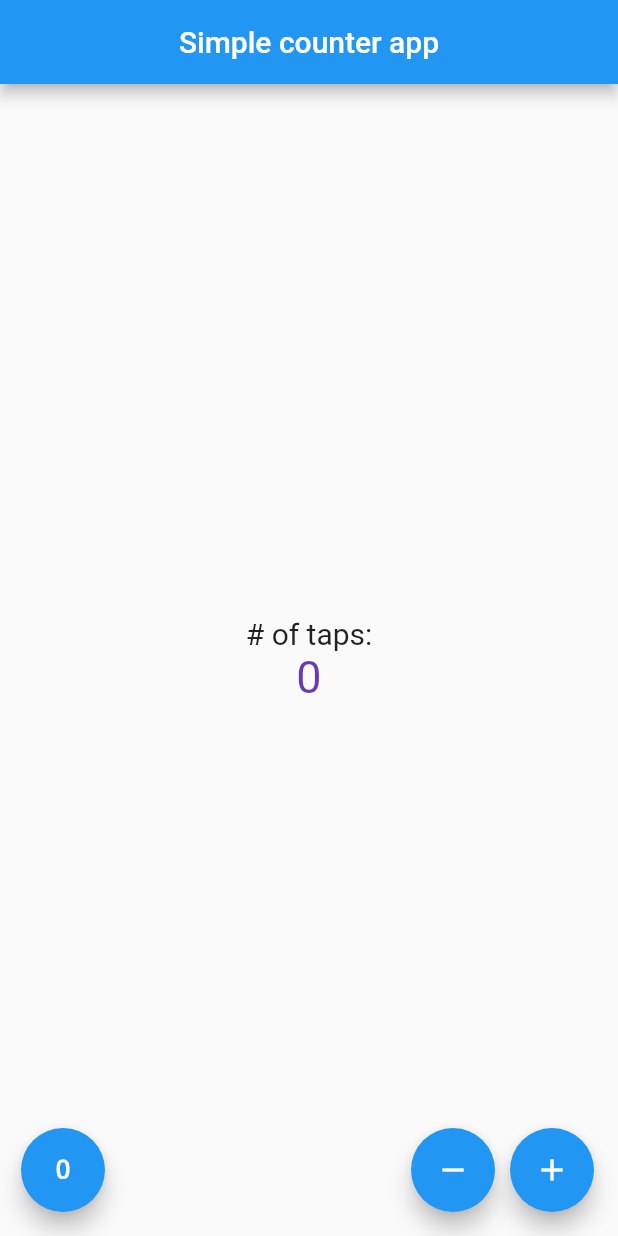
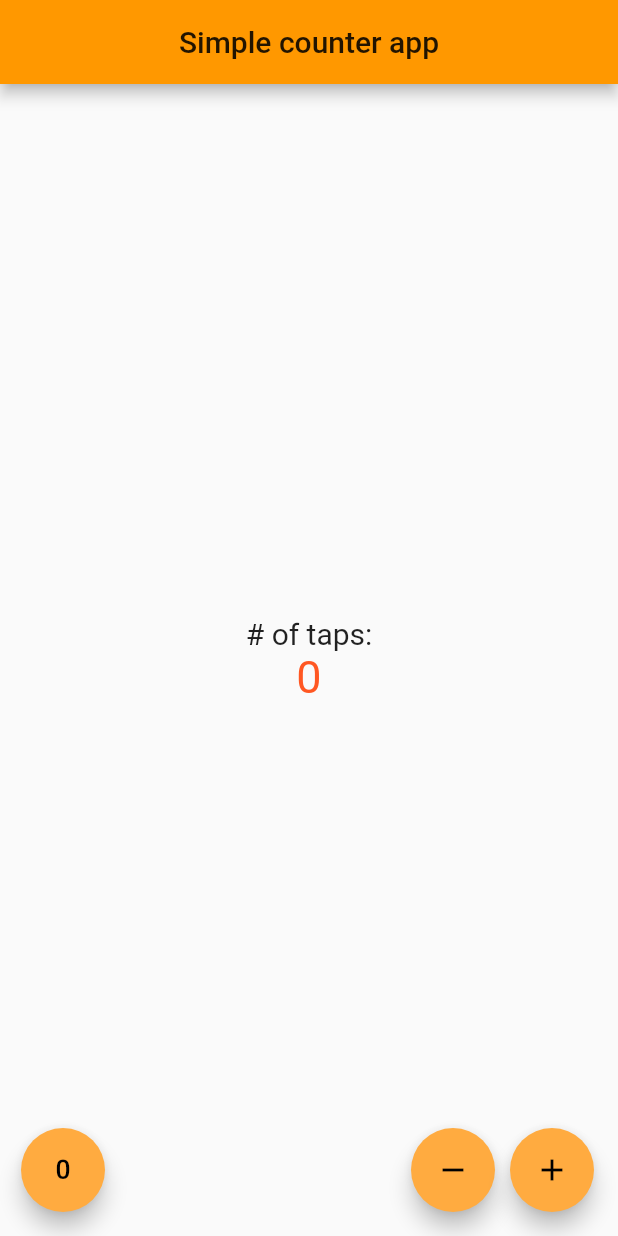
Before and after one commit to ach4m0/flutter-playground, a Flutter app: the screen it shows after launch, on a phone screen of 412 x 824 dp. Run offline on Flutter 3.47's test engine with Material 2 defaults, Android fonts, the light colour scheme and no system bars.

Commit message:
Added theme data with orange colors and documentation

```diff
--- a/counter/lib/src/app.dart
+++ b/counter/lib/src/app.dart
@@ -6,6 +6,11 @@ class CounterApp extends StatelessWidget {
   @override
   Widget build(BuildContext context) {
     return MaterialApp(
+      debugShowCheckedModeBanner: false,
+      theme: ThemeData(
+        primaryColor: Colors.orange,
+        accentColor: Colors.orangeAccent
+      ),
       home: CounterPage(),
     );
   }
--- a/counter/lib/src/pages/counter_page.dart
+++ b/counter/lib/src/pages/counter_page.dart
@@ -66,7 +66,7 @@ class _CounterPageState extends State<CounterPage> {
                 Text('$_counterCount',
                   style: TextStyle(
                     fontSize: 30.0,
-                    color: Colors.deepPurple
+                    color: Colors.deepOrange
                   ),
                 )
               ],
```
Also changed, not shown: counter/counter_app.png (added), 2 other files.
